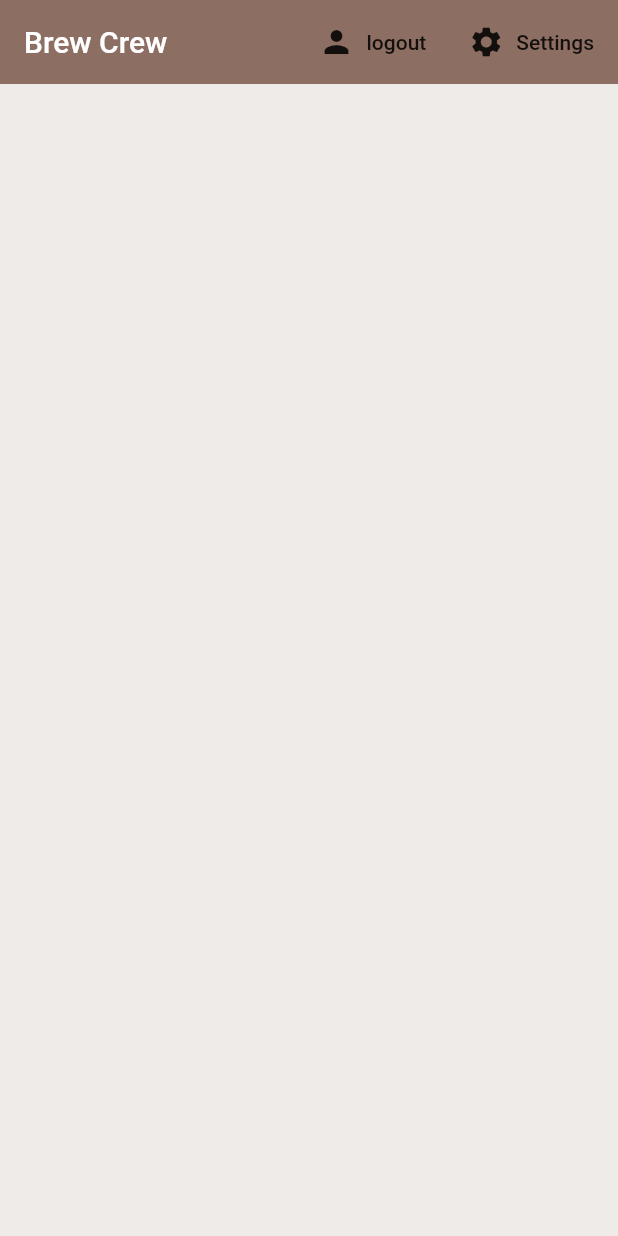
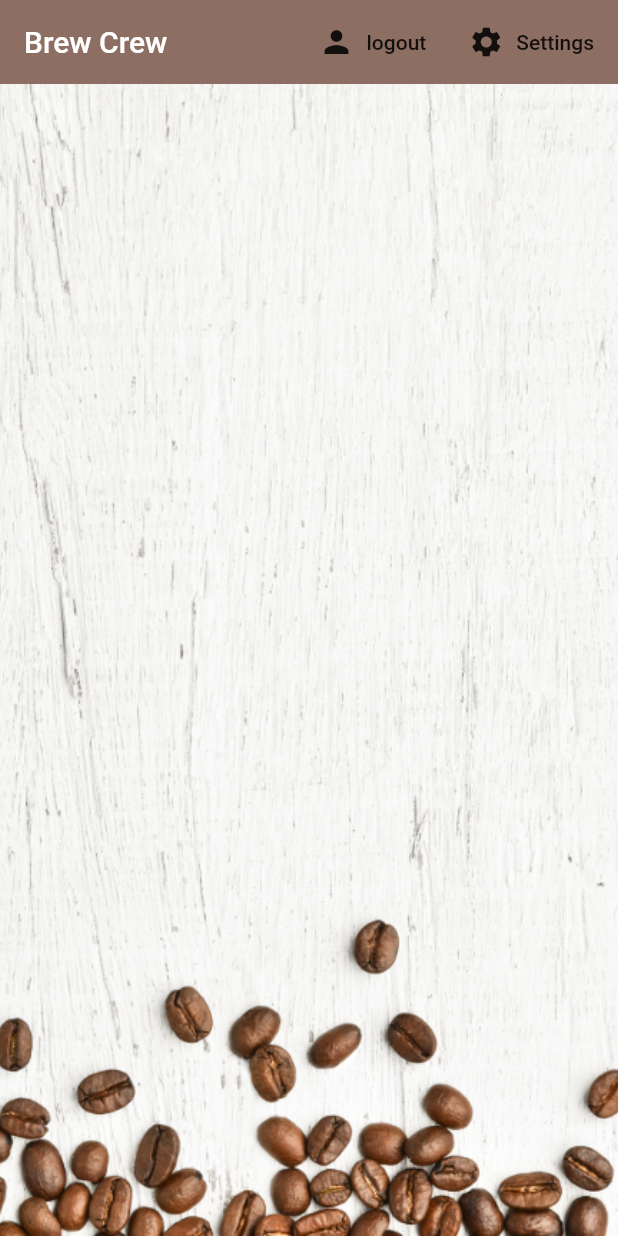
Before and after one commit to Ryota-Nakamura-317/brew-crew, a Flutter app: the screen it shows once a user with an empty profile is signed in, on a phone screen of 412 x 824 dp. Run offline on Flutter 3.47's test engine with Material 2 defaults, Android fonts, the phone set to English and light mode, and no system bars; our stand-ins replace cloud_firestore, firebase_auth, firebase_core, flutter_spinkit; accounts and stored records are empty.

Commit message:
#27 - Finishing Touches and iPhone check

```diff
--- a/lib/screens/home/brew_tile.dart
+++ b/lib/screens/home/brew_tile.dart
@@ -16,6 +16,8 @@ class BrewTile extends StatelessWidget {
           leading: CircleAvatar(
             radius: 25.0,
             backgroundColor: Colors.brown[brew.strength],
+            //アイコン変更
+            backgroundImage: AssetImage('assets/coffee_icon.png'),
           ),
           title: Text(brew.name),
           subtitle: Text('Takes ${brew.sugars} sugar(s)'),
--- a/lib/screens/home/home.dart
+++ b/lib/screens/home/home.dart
@@ -52,7 +52,16 @@ class Home extends StatelessWidget {
             ),
           ],
         ),
-        body: BrewList(),
+        //背景イメージの設定
+        body: Container(
+          decoration: BoxDecoration(
+            image: DecorationImage(
+              image: AssetImage('assets/coffee_bg.png'),
+              fit: BoxFit.cover,
+            ),
+          ),
+          child: BrewList(),
+        ),
       ),
     );
   }
--- a/pubspec.yaml
+++ b/pubspec.yaml
@@ -50,7 +50,8 @@ flutter:
   uses-material-design: true
 
   # To add assets to your application, add an assets section, like this:
-  # assets:
+  assets:
+    - assets/
   #   - images/a_dot_burr.jpeg
   #   - images/a_dot_ham.jpeg
 
```
Also changed, not shown: assets/coffee_bg.png (added), assets/coffee_icon.png (added), 2 other files.
